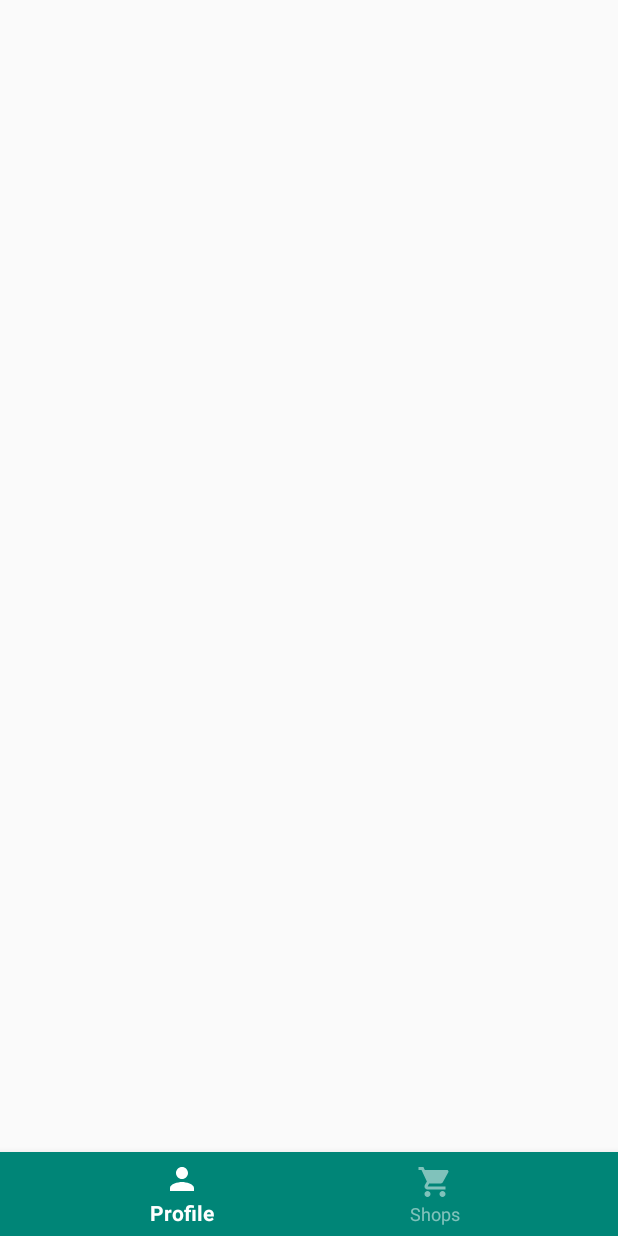
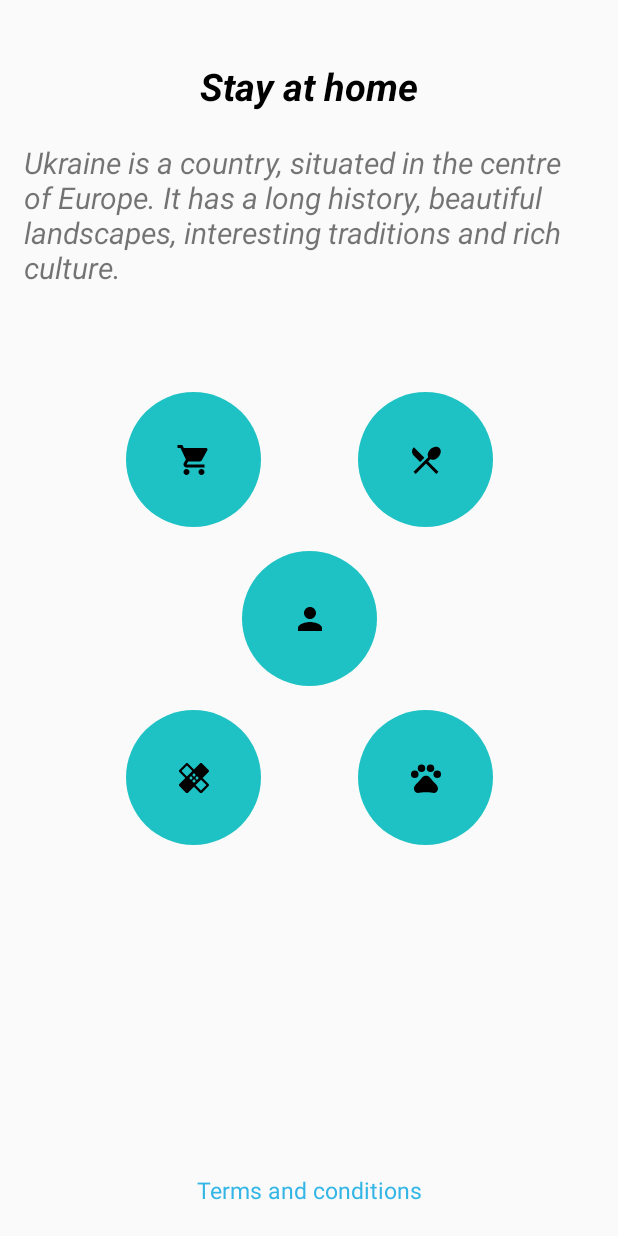
Before and after one commit to CMLTeam/CodeVsCovid19, an Android app: the layout activity_main.xml on its own in the app's theme, with its tools: preview values and no code run, on a phone screen of 412 x 824 dp. Run offline under Robolectric (Android 15) with nearby library versions, the phone set to English and light mode, and no system bars.

Commit message:
mobile: bottom bar deleted, initial main menu added

```diff
--- a/mobile/Covidapp/app/build.gradle
+++ b/mobile/Covidapp/app/build.gradle
@@ -11,7 +11,7 @@ android {
     buildToolsVersion "29.0.3"
     defaultConfig {
         applicationId "com.example.covid_app"
-        minSdkVersion 15
+        minSdkVersion 24
         targetSdkVersion 29
         versionCode 1
         versionName "1.0"
--- a/mobile/Covidapp/app/src/main/AndroidManifest.xml
+++ b/mobile/Covidapp/app/src/main/AndroidManifest.xml
@@ -9,13 +9,15 @@
         android:roundIcon="@mipmap/ic_launcher_round"
         android:supportsRtl="true"
         android:theme="@style/AppTheme">
-        <activity android:name="activities.MainActivity">
+        <activity android:name="com.cmlteam.covidapp.activities.MainActivity">
             <intent-filter>
                 <action android:name="android.intent.action.MAIN" />
 
                 <category android:name="android.intent.category.LAUNCHER" />
             </intent-filter>
         </activity>
+        <activity android:name="com.cmlteam.covidapp.activity.ProfileActivity"></activity>
+        <activity android:name="com.cmlteam.covidapp.activity.SupermarketActivity"></activity>
     </application>
 
 </manifest>
--- /dev/null
+++ b/mobile/Covidapp/app/src/main/res/drawable/ic_healing_black_24dp.xml
@@ -0,0 +1,9 @@
+<vector xmlns:android="http://schemas.android.com/apk/res/android"
+android:width="24dp"
+android:height="24dp"
+android:viewportWidth="24.0"
+android:viewportHeight="24.0">
+<path
+    android:fillColor="#FF000000"
+    android:pathData="M17.73,12.02l3.98,-3.98c0.39,-0.39 0.39,-1.02 0,-1.41l-4.34,-4.34c-0.39,-0.39 -1.02,-0.39 -1.41,0l-3.98,3.98L8,2.29C7.8,2.1 7.55,2 7.29,2c-0.25,0 -0.51,0.1 -0.7,0.29L2.25,6.63c-0.39,0.39 -0.39,1.02 0,1.41l3.98,3.98L2.25,16c-0.39,0.39 -0.39,1.02 0,1.41l4.34,4.34c0.39,0.39 1.02,0.39 1.41,0l3.98,-3.98 3.98,3.98c0.2,0.2 0.45,0.29 0.71,0.29 0.26,0 0.51,-0.1 0.71,-0.29l4.34,-4.34c0.39,-0.39 0.39,-1.02 0,-1.41l-3.99,-3.98zM12,9c0.55,0 1,0.45 1,1s-0.45,1 -1,1 -1,-0.45 -1,-1 0.45,-1 1,-1zM7.29,10.96L3.66,7.34l3.63,-3.63 3.62,3.62 -3.62,3.63zM10,13c-0.55,0 -1,-0.45 -1,-1s0.45,-1 1,-1 1,0.45 1,1 -0.45,1 -1,1zM12,15c-0.55,0 -1,-0.45 -1,-1s0.45,-1 1,-1 1,0.45 1,1 -0.45,1 -1,1zM14,11c0.55,0 1,0.45 1,1s-0.45,1 -1,1 -1,-0.45 -1,-1 0.45,-1 1,-1zM16.66,20.34l-3.63,-3.62 3.63,-3.63 3.62,3.62 -3.62,3.63z"/>
+</vector>
--- /dev/null
+++ b/mobile/Covidapp/app/src/main/res/drawable/ic_pets_black_24dp.xml
@@ -0,0 +1,21 @@
+<vector xmlns:android="http://schemas.android.com/apk/res/android"
+        android:width="24dp"
+        android:height="24dp"
+        android:viewportWidth="24.0"
+        android:viewportHeight="24.0">
+    <path
+        android:fillColor="#FF000000"
+        android:pathData="M4.5,9.5m-2.5,0a2.5,2.5 0,1 1,5 0a2.5,2.5 0,1 1,-5 0"/>
+    <path
+        android:fillColor="#FF000000"
+        android:pathData="M9,5.5m-2.5,0a2.5,2.5 0,1 1,5 0a2.5,2.5 0,1 1,-5 0"/>
+    <path
+        android:fillColor="#FF000000"
+        android:pathData="M15,5.5m-2.5,0a2.5,2.5 0,1 1,5 0a2.5,2.5 0,1 1,-5 0"/>
+    <path
+        android:fillColor="#FF000000"
+        android:pathData="M19.5,9.5m-2.5,0a2.5,2.5 0,1 1,5 0a2.5,2.5 0,1 1,-5 0"/>
+    <path
+        android:fillColor="#FF000000"
+        android:pathData="M17.34,14.86c-0.87,-1.02 -1.6,-1.89 -2.48,-2.91 -0.46,-0.54 -1.05,-1.08 -1.75,-1.32 -0.11,-0.04 -0.22,-0.07 -0.33,-0.09 -0.25,-0.04 -0.52,-0.04 -0.78,-0.04s-0.53,0 -0.79,0.05c-0.11,0.02 -0.22,0.05 -0.33,0.09 -0.7,0.24 -1.28,0.78 -1.75,1.32 -0.87,1.02 -1.6,1.89 -2.48,2.91 -1.31,1.31 -2.92,2.76 -2.62,4.79 0.29,1.02 1.02,2.03 2.33,2.32 0.73,0.15 3.06,-0.44 5.54,-0.44h0.18c2.48,0 4.81,0.58 5.54,0.44 1.31,-0.29 2.04,-1.31 2.33,-2.32 0.31,-2.04 -1.3,-3.49 -2.61,-4.8z"/>
+</vector>
--- /dev/null
+++ b/mobile/Covidapp/app/src/main/res/drawable/ic_restaurant_menu_black_24dp.xml
@@ -0,0 +1,9 @@
+<vector xmlns:android="http://schemas.android.com/apk/res/android"
+        android:width="24dp"
+        android:height="24dp"
+        android:viewportWidth="24.0"
+        android:viewportHeight="24.0">
+    <path
+        android:fillColor="#FF000000"
+        android:pathData="M8.1,13.34l2.83,-2.83L3.91,3.5c-1.56,1.56 -1.56,4.09 0,5.66l4.19,4.18zM14.88,11.53c1.53,0.71 3.68,0.21 5.27,-1.38 1.91,-1.91 2.28,-4.65 0.81,-6.12 -1.46,-1.46 -4.2,-1.1 -6.12,0.81 -1.59,1.59 -2.09,3.74 -1.38,5.27L3.7,19.87l1.41,1.41L12,14.41l6.88,6.88 1.41,-1.41L13.41,13l1.47,-1.47z"/>
+</vector>
--- /dev/null
+++ b/mobile/Covidapp/app/src/main/res/drawable/main_menu_btn_background.xml
@@ -0,0 +1,8 @@
+<?xml version="1.0" encoding="utf-8"?>
+<shape xmlns:android="http://schemas.android.com/apk/res/android">
+    <size android:height="90dp" android:width="90dp"/>
+    <solid android:color="#1FC2C4"/>
+
+    <corners android:radius="45dp"/>
+
+</shape>
--- a/mobile/Covidapp/app/src/main/res/layout/activity_main.xml
+++ b/mobile/Covidapp/app/src/main/res/layout/activity_main.xml
@@ -4,24 +4,112 @@
     xmlns:tools="http://schemas.android.com/tools"
     android:layout_width="match_parent"
     android:layout_height="match_parent"
-    tools:context="activities.MainActivity">
+    android:paddingStart="16dp"
+    android:paddingEnd="16dp">
 
-    <FrameLayout
-        android:id="@+id/container"
-        android:layout_width="match_parent"
-        android:layout_height="match_parent"
-        app:layout_behavior="@string/appbar_scrolling_view_behavior" />
 
-    <com.google.android.material.bottomnavigation.BottomNavigationView
-        android:id="@+id/bottom_bar"
-        android:layout_width="match_parent"
+    <TextView
+        android:id="@+id/main_menu_title"
+        android:layout_width="wrap_content"
         android:layout_height="wrap_content"
-        android:layout_alignParentBottom="true"
-        android:background="@color/colorPrimary"
-        app:itemBackground="@color/colorPrimary"
-        app:itemIconTint="@drawable/bottom_bar_icon_color"
-        app:itemTextColor="@drawable/bottom_bar_icon_color"
+        android:layout_marginTop="40dp"
+        android:text="@string/stay_home"
+        android:textSize="25sp"
+        android:textStyle="bold|italic"
+        android:textColor="@android:color/black"
+        app:layout_constraintEnd_toEndOf="parent"
+        app:layout_constraintStart_toStartOf="parent"
+        app:layout_constraintTop_toTopOf="parent" />
+
+
+    <TextView
+        android:id="@+id/text_main_menu"
+        android:layout_width="wrap_content"
+        android:layout_height="wrap_content"
+        android:layout_marginTop="20dp"
+        android:text="@string/text_main_menu"
+        android:textStyle="italic"
+        android:textSize="20sp"
+        app:layout_constraintEnd_toEndOf="parent"
+        app:layout_constraintStart_toStartOf="parent"
+        app:layout_constraintTop_toBottomOf="@+id/main_menu_title" />
+
+
+    <ImageButton
+        android:id="@+id/profile_button"
+        android:layout_width="wrap_content"
+        android:layout_height="wrap_content"
+        android:background="@drawable/main_menu_btn_background"
+        android:src="@drawable/ic_person_black_24dp"
         app:layout_constraintBottom_toBottomOf="parent"
-        app:menu="@menu/bottom_bar_menu" />
+        app:layout_constraintEnd_toEndOf="parent"
+        app:layout_constraintStart_toStartOf="parent"
+        app:layout_constraintTop_toTopOf="parent" />
+
+    <ImageButton
+        android:id="@+id/supermarkets_button"
+        android:layout_width="wrap_content"
+        android:layout_height="wrap_content"
+        android:layout_marginStart="80dp"
+        android:layout_marginTop="245dp"
+        android:background="@drawable/main_menu_btn_background"
+        android:src="@drawable/ic_shopping_cart_black_24dp"
+        app:layout_constraintBottom_toTopOf="@+id/profile_button"
+        app:layout_constraintEnd_toStartOf="@+id/profile_button"
+        app:layout_constraintStart_toStartOf="parent"
+        app:layout_constraintTop_toTopOf="parent" />
+
+
+    <ImageButton
+        android:id="@+id/pharm_button"
+        android:layout_width="wrap_content"
+        android:layout_height="wrap_content"
+        android:layout_marginStart="80dp"
+        android:layout_marginBottom="245dp"
+        android:background="@drawable/main_menu_btn_background"
+        android:src="@drawable/ic_healing_black_24dp"
+        app:layout_constraintBottom_toBottomOf="parent"
+        app:layout_constraintEnd_toStartOf="@+id/profile_button"
+        app:layout_constraintStart_toStartOf="parent"
+        app:layout_constraintTop_toBottomOf="@+id/profile_button" />
+
+    <ImageButton
+        android:id="@+id/walk_button"
+        android:layout_width="wrap_content"
+        android:layout_height="wrap_content"
+        android:layout_marginEnd="80dp"
+        android:layout_marginBottom="245dp"
+        android:background="@drawable/main_menu_btn_background"
+        android:src="@drawable/ic_pets_black_24dp"
+        app:layout_constraintBottom_toBottomOf="parent"
+        app:layout_constraintEnd_toEndOf="parent"
+        app:layout_constraintStart_toEndOf="@+id/profile_button"
+        app:layout_constraintTop_toBottomOf="@+id/profile_button" />
+
+    <ImageButton
+        android:id="@+id/restaurant_button"
+        android:layout_width="wrap_content"
+        android:layout_height="wrap_content"
+        android:layout_marginTop="245dp"
+        android:layout_marginEnd="80dp"
+        android:background="@drawable/main_menu_btn_background"
+        android:src="@drawable/ic_restaurant_menu_black_24dp"
+        app:layout_constraintBottom_toTopOf="@+id/profile_button"
+        app:layout_constraintEnd_toEndOf="parent"
+        app:layout_constraintStart_toEndOf="@+id/profile_button"
+        app:layout_constraintTop_toTopOf="parent" />
+
+    <TextView
+        android:id="@+id/terms"
+        android:layout_width="wrap_content"
+        android:layout_height="wrap_content"
+        android:layout_marginBottom="20dp"
+        android:textColor="@android:color/holo_blue_light"
+        android:textSize="15sp"
+        android:text="@string/terms_conditions"
+        app:layout_constraintBottom_toBottomOf="parent"
+        app:layout_constraintEnd_toEndOf="parent"
+        app:layout_constraintStart_toStartOf="parent" />
+
 
 </androidx.constraintlayout.widget.ConstraintLayout>
--- a/mobile/Covidapp/app/src/main/res/layout/fragment_shops.xml
+++ b/mobile/Covidapp/app/src/main/res/layout/activity_profile.xml
@@ -5,11 +5,9 @@
 
 
     <TextView
-        android:id="@+id/textView_test"
+        android:id="@+id/textView"
         android:layout_width="match_parent"
         android:layout_height="wrap_content"
-        android:gravity="center"/>
-
-
+        android:gravity="center" />
 
 </LinearLayout>
--- a/mobile/Covidapp/app/src/main/res/layout/fragment_profile.xml
+++ b/mobile/Covidapp/app/src/main/res/layout/activity_supermarket.xml
@@ -3,10 +3,9 @@
     android:orientation="vertical" android:layout_width="match_parent"
     android:layout_height="match_parent">
 
-
     <TextView
-        android:id="@+id/textView_test"
+        android:id="@+id/textView2"
         android:layout_width="match_parent"
         android:layout_height="wrap_content"
-        android:gravity="center" />
+        android:gravity="center"/>
 </LinearLayout>
--- a/mobile/Covidapp/app/src/main/res/menu/bottom_bar_menu.xml
+++ /dev/null
@@ -1,17 +0,0 @@
-<?xml version="1.0" encoding="utf-8"?>
-<menu xmlns:app="http://schemas.android.com/apk/res-auto"
-    xmlns:android="http://schemas.android.com/apk/res/android">
-
-    <item
-        android:id="@+id/navigation_profile"
-        android:enabled="true"
-        android:icon="@drawable/ic_person_black_24dp"
-        android:title="@string/bottom_bar_profile"/>
-
-    <item
-        android:id="@+id/navigation_shops"
-        android:enabled="true"
-        android:icon="@drawable/ic_shopping_cart_black_24dp"
-        android:title="@string/bottom_bar_shops" />
-
-</menu>
--- a/mobile/Covidapp/app/src/main/res/values/strings.xml
+++ b/mobile/Covidapp/app/src/main/res/values/strings.xml
@@ -1,8 +1,19 @@
 <resources>
     <string name="app_name">Covid-app</string>
 
-    <!-- Bottom bar menu titles -->
-    <string name="bottom_bar_shops">Shops</string>
-    <string name="bottom_bar_profile">Profile</string>
+    <!-- Main menu strings -->
+    <string name="main_menu_title">Main menu</string>
+    <string name="stay_home">Stay at home</string>
+    <string name="text_main_menu">Ukraine is a country, situated in the centre of Europe. It has a long history, beautiful landscapes, interesting traditions and rich culture.</string>
+    <string name="terms_conditions">Terms and conditions</string>
+
+
+    <!-- Profile strings -->
+    <string name="profile_toolbar_title">Profile</string>
+
+
+    <!-- Supermarkets strings -->
+    <string name="supermarkets_toolbar_title">Supermarkets</string>
+
 
 </resources>
```
Also changed, not shown: mobile/Covidapp/app/src/main/java/com/cmlteam/covidapp/activity/MainActivity.kt (+27 -49 lines), mobile/Covidapp/app/src/main/java/com/cmlteam/covidapp/activity/ProfileActivity.kt (added, +37 -0 lines), mobile/Covidapp/app/src/main/java/com/cmlteam/covidapp/activity/SupermarketActivity.kt (added, +36 -0 lines), mobile/Covidapp/app/src/main/java/com/cmlteam/covidapp/fragments/ProfileFragment.kt (deleted, +0 -29 lines), mobile/Covidapp/app/src/main/java/com/cmlteam/covidapp/fragments/ShopFragment.kt (deleted, +0 -38 lines), 1 other file.
